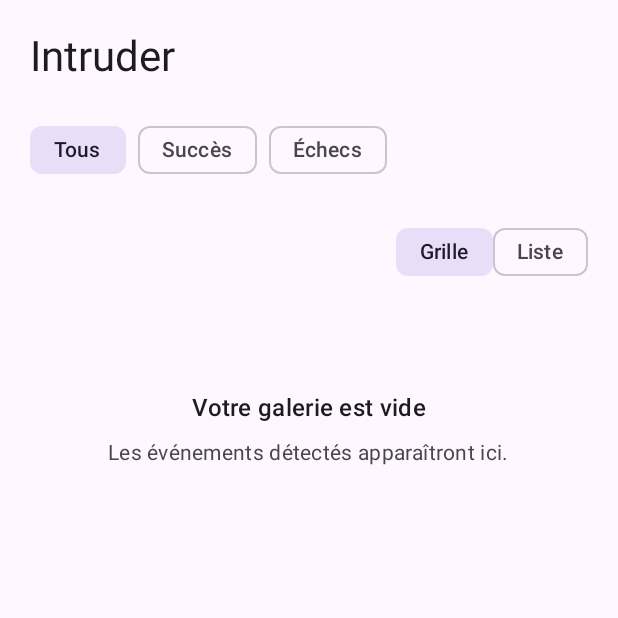
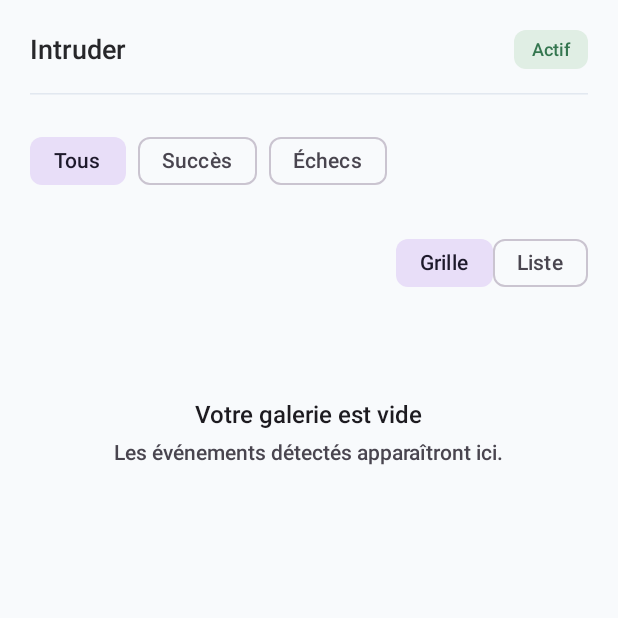
Before and after one commit to lucentis/intruder, an Android app built with Jetpack Compose: the composable GalleryScreen called with empty values, on a phone screen of 412 x 824 dp, the top half of it. Run offline under Robolectric (Android 15) with nearby library versions, the phone set to English and light mode, and no system bars.

Commit message:
feat(gallery): add styled gallery header

```diff
--- a/app/src/main/java/fr/lucentis/intruder/presentation/gallery/GalleryHeader.kt
+++ b/app/src/main/java/fr/lucentis/intruder/presentation/gallery/GalleryHeader.kt
@@ -1,23 +1,39 @@
-
 package fr.lucentis.intruder.presentation.gallery
 
+import androidx.compose.foundation.background
+import androidx.compose.foundation.layout.Arrangement
+import androidx.compose.foundation.layout.Column
 import androidx.compose.foundation.layout.Row
+import androidx.compose.foundation.layout.Spacer
 import androidx.compose.foundation.layout.fillMaxWidth
-import androidx.compose.foundation.layout.Arrangement
-import androidx.compose.material3.MaterialTheme
+import androidx.compose.foundation.layout.padding
+import androidx.compose.foundation.layout.size
+import androidx.compose.foundation.shape.RoundedCornerShape
+import androidx.compose.material3.HorizontalDivider
+import androidx.compose.material3.Surface
 import androidx.compose.material3.Text
 import androidx.compose.material3.TextButton
 import androidx.compose.runtime.Composable
 import androidx.compose.ui.Alignment
 import androidx.compose.ui.Modifier
+import androidx.compose.ui.unit.dp
+import fr.lucentis.intruder.presentation.theme.IntruderColors
+import fr.lucentis.intruder.presentation.theme.IntruderTypography
 
 @Composable
 fun GalleryHeader(
     onBack: (() -> Unit)? = null
 ) {
+    Column(
+        modifier = Modifier.fillMaxWidth(),
+        verticalArrangement = Arrangement.spacedBy(16.dp)
+    ) {
         Row(
             modifier = Modifier.fillMaxWidth(),
-        horizontalArrangement = Arrangement.Start,
+            horizontalArrangement = Arrangement.SpaceBetween,
+            verticalAlignment = Alignment.CenterVertically
+        ) {
+            Row(
                 verticalAlignment = Alignment.CenterVertically
             ) {
                 if (onBack != null) {
@@ -28,7 +44,30 @@ fun GalleryHeader(
 
                 Text(
                     text = "Intruder",
-            style = MaterialTheme.typography.headlineMedium
+                    style = IntruderTypography.Title,
+                    color = IntruderColors.TextPrimary
+                )
+            }
+
+            Surface(
+                color = IntruderColors.SuccessContainer,
+                shape = RoundedCornerShape(8.dp)
+            ) {
+                Text(
+                    text = "Actif",
+                    modifier = Modifier.padding(
+                        horizontal = 12.dp,
+                        vertical = 6.dp
+                    ),
+                    style = IntruderTypography.Label,
+                    color = IntruderColors.Success
                 )
             }
         }
+
+        HorizontalDivider(
+            color = IntruderColors.Border,
+            thickness = 1.dp
+        )
+    }
+}
--- /dev/null
+++ b/app/src/main/java/fr/lucentis/intruder/presentation/theme/Color.kt
@@ -0,0 +1,31 @@
+package fr.lucentis.intruder.presentation.theme
+
+import androidx.compose.ui.graphics.Color
+
+/**
+ * Intruder light palette.
+ *
+ * Values follow docs/02-conception-visuelle.md.
+ */
+object IntruderColors {
+    val Background = Color(0xFFF8FAFC)
+    val Surface = Color(0xFFFFFFFF)
+    val SurfaceVariant = Color(0xFFF1F5F9)
+
+    val TextPrimary = Color(0xFF27272A)
+    val TextSecondary = Color(0xFF71717A)
+    val TextTertiary = Color(0xFFA1A1AA)
+
+    val Border = Color(0xFFE2E8F0)
+
+    val Primary = Color(0xFF64748B)
+    val PrimaryVariant = Color(0xFF475569)
+    val PrimaryContainer = Color(0xFFF1F5F9)
+    val OnPrimary = Color(0xFFFFFFFF)
+
+    val Success = Color(0xFF34764F)
+    val SuccessContainer = Color(0xFFE0EEE4)
+
+    val Error = Color(0xFFC95757)
+    val Info = Color(0xFF64748B)
+}
--- /dev/null
+++ b/app/src/main/java/fr/lucentis/intruder/presentation/theme/Theme.kt
@@ -0,0 +1,44 @@
+package fr.lucentis.intruder.presentation.theme
+
+import androidx.compose.material3.MaterialTheme
+import androidx.compose.material3.Typography
+import androidx.compose.material3.lightColorScheme
+import androidx.compose.runtime.Composable
+
+private val IntruderLightColorScheme = lightColorScheme(
+    primary = IntruderColors.Primary,
+    onPrimary = IntruderColors.OnPrimary,
+    primaryContainer = IntruderColors.PrimaryContainer,
+    secondary = IntruderColors.PrimaryVariant,
+    background = IntruderColors.Background,
+    surface = IntruderColors.Surface,
+    surfaceVariant = IntruderColors.SurfaceVariant,
+    error = IntruderColors.Error,
+    outline = IntruderColors.Border
+)
+
+private val IntruderMaterialTypography = Typography().copy(
+    displayLarge = IntruderTypography.Display,
+    headlineMedium = IntruderTypography.Headline,
+    titleLarge = IntruderTypography.Title,
+    titleMedium = IntruderTypography.TitleSmall,
+    bodyLarge = IntruderTypography.Body,
+    bodyMedium = IntruderTypography.BodyMedium,
+    labelMedium = IntruderTypography.Label
+)
+
+/**
+ * Intruder Material 3 theme.
+ *
+ * Screens can adopt it progressively.
+ */
+@Composable
+fun IntruderTheme(
+    content: @Composable () -> Unit
+) {
+    MaterialTheme(
+        colorScheme = IntruderLightColorScheme,
+        typography = IntruderMaterialTypography,
+        content = content
+    )
+}
--- a/app/src/main/java/fr/lucentis/intruder/presentation/theme/Typography.kt
+++ b/app/src/main/java/fr/lucentis/intruder/presentation/theme/Typography.kt
@@ -8,6 +8,7 @@ import androidx.compose.ui.unit.sp
  * Intruder typography scale, based on the system Roboto font.
  */
 object IntruderTypography {
+
     val Display = TextStyle(
         fontSize = 28.sp,
         fontWeight = FontWeight.SemiBold
```
Lines whose indentation alone changed are shown as unchanged.
